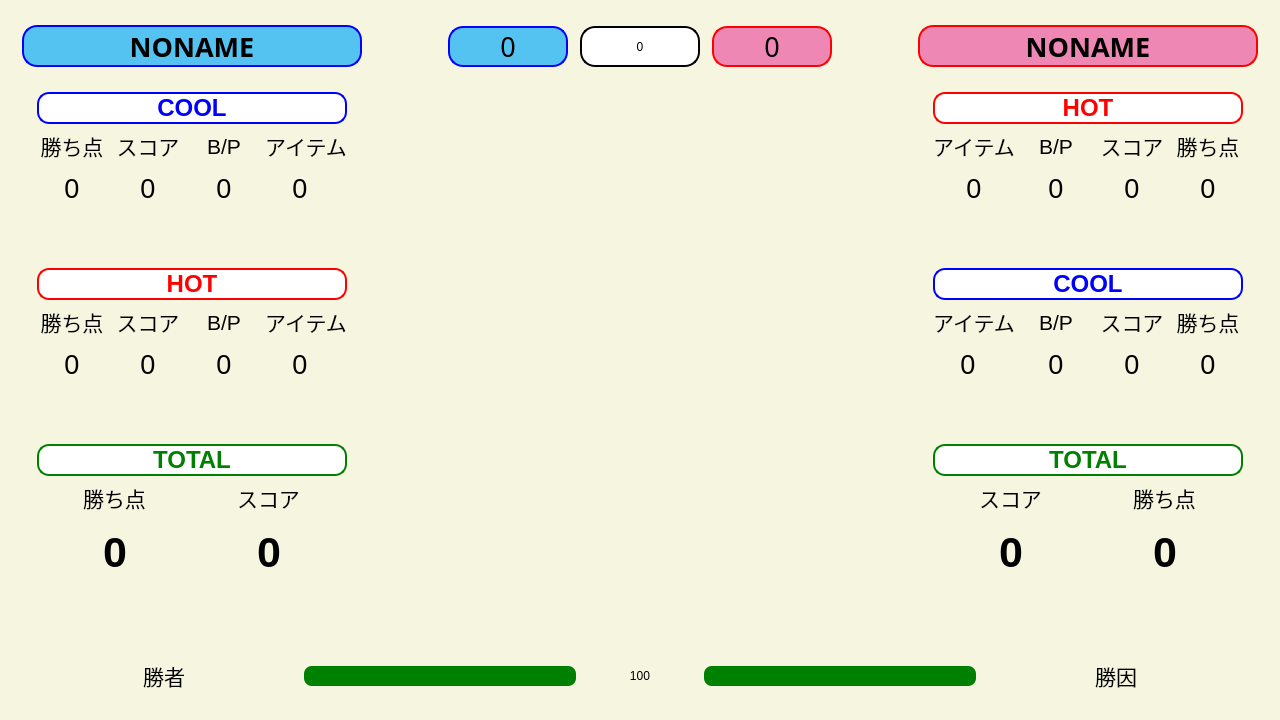
The window that src/mainwindow.ui (U15-Ichinoseki/U15-server) describes before a commit, drawn with Qt 5.
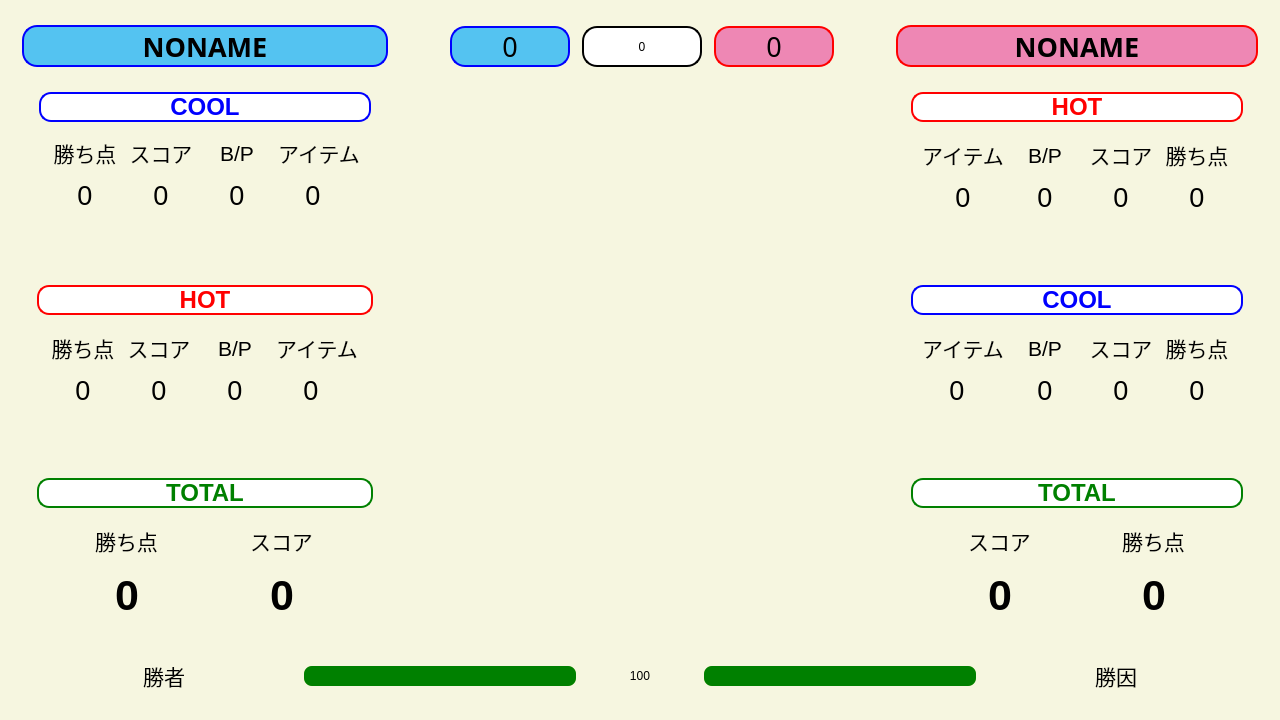
The same window after the commit. Custom widgets are drawn as their Qt base class.

Commit message: feat: メイン画面の色調整

The edit to the form file:
```diff
--- a/src/mainwindow.ui
+++ b/src/mainwindow.ui
@@ -167,18 +167,25 @@
              </property>
              <layout class="QVBoxLayout" name="verticalLayout_2">
               <item>
-               <layout class="QVBoxLayout" name="Cool_box_A">
+               <widget class="QFrame" name="Cool_box_A">
+                <property name="styleSheet">
+                 <string notr="true"/>
+                </property>
+                <layout class="QVBoxLayout" name="Cool_box_layout_A">
+                 <property name="spacing">
+                  <number>4</number>
+                 </property>
                 <property name="leftMargin">
-                 <number>4</number>
+                  <number>6</number>
                 </property>
                 <property name="topMargin">
                  <number>4</number>
                 </property>
                 <property name="rightMargin">
-                 <number>4</number>
+                  <number>6</number>
                 </property>
                 <property name="bottomMargin">
-                 <number>4</number>
+                  <number>6</number>
                 </property>
                 <item>
                  <widget class="QLabel" name="COOL_label_A">
@@ -212,7 +219,11 @@
                  </widget>
                 </item>
                 <item>
-                 <layout class="QGridLayout" name="Cool_score_grid_A">
+                  <widget class="QFrame" name="Cool_score_grid_A">
+                   <property name="styleSheet">
+                    <string notr="true">border-radius: 6px;border:none;background-color:#f6f6e0;</string>
+                   </property>
+                   <layout class="QGridLayout" name="Cool_score_grid_layout_A">
                   <item row="2" column="0">
                    <widget class="DynamicallyLabel" name="result_1_A">
                     <property name="minimumSize">
@@ -458,16 +469,19 @@
                      <string/>
                     </property>
                     <property name="alignment">
-                     <set>Qt::AlignmentFlag::AlignHCenter|Qt::AlignmentFlag::AlignTop</set>
+                       <set>Qt::AlignmentFlag::AlignCenter</set>
                     </property>
                    </widget>
                   </item>
                  </layout>
-                </item>
-               </layout>
+                  </widget>
+                 </item>
+                </layout>
+               </widget>
               </item>
               <item>
-               <layout class="QVBoxLayout" name="Hot_box_A">
+               <widget class="QFrame" name="Hot_box_A">
+                <layout class="QVBoxLayout" name="Hot_box_layout_A">
                 <property name="leftMargin">
                  <number>4</number>
                 </property>
@@ -512,7 +526,11 @@
                  </widget>
                 </item>
                 <item>
-                 <layout class="QGridLayout" name="Hot_score_grid_A">
+                  <widget class="QFrame" name="Hot_score_grid_A">
+                   <property name="styleSheet">
+                    <string notr="true">border-radius: 6px;border:none;background-color:#f6f6e0;</string>
+                   </property>
+                   <layout class="QGridLayout" name="Hot_score_grid_layout_A">
                   <item row="0" column="3">
                    <widget class="QLabel" name="item_label_A2">
                     <property name="maximumSize">
@@ -743,7 +761,7 @@
                      <string/>
                     </property>
                     <property name="alignment">
-                     <set>Qt::AlignmentFlag::AlignHCenter|Qt::AlignmentFlag::AlignTop</set>
+                       <set>Qt::AlignmentFlag::AlignCenter</set>
                     </property>
                    </widget>
                   </item>
@@ -772,11 +790,14 @@
                    </widget>
                   </item>
                  </layout>
-                </item>
-               </layout>
+                  </widget>
+                 </item>
+                </layout>
+               </widget>
               </item>
               <item>
-               <layout class="QVBoxLayout" name="Total_box_A">
+               <widget class="QFrame" name="Total_box_A">
+                <layout class="QVBoxLayout" name="Total_box_layout_A">
                 <property name="leftMargin">
                  <number>4</number>
                 </property>
@@ -821,7 +842,11 @@
                  </widget>
                 </item>
                 <item>
-                 <layout class="QGridLayout" name="Total_score_grid_A">
+                  <widget class="QFrame" name="Total_score_grid_A">
+                   <property name="styleSheet">
+                    <string notr="true">border-radius: 6px;border:none;background-color:#f6f6e0;</string>
+                   </property>
+                   <layout class="QGridLayout" name="Total_score_grid_layout_A">
                   <item row="0" column="1" alignment="Qt::AlignmentFlag::AlignHCenter">
                    <widget class="QLabel" name="score_label_A">
                     <property name="maximumSize">
@@ -935,8 +960,10 @@
                    </widget>
                   </item>
                  </layout>
-                </item>
-               </layout>
+                  </widget>
+                 </item>
+                </layout>
+               </widget>
               </item>
               <item>
                <spacer name="verticalSpacer">
@@ -1123,7 +1150,8 @@
              </property>
              <layout class="QVBoxLayout" name="verticalLayout_3">
               <item>
-               <layout class="QVBoxLayout" name="Hot_box_B">
+               <widget class="QFrame" name="Hot_box_B">
+                <layout class="QVBoxLayout" name="Hot_box_layout_B">
                 <property name="leftMargin">
                  <number>4</number>
                 </property>
@@ -1168,7 +1196,11 @@
                  </widget>
                 </item>
                 <item>
-                 <layout class="QGridLayout" name="Hot_score_grid_B">
+                  <widget class="QFrame" name="Hot_score_grid_B">
+                   <property name="styleSheet">
+                    <string notr="true">border-radius: 6px;border:none;background-color:#f6f6e0;</string>
+                   </property>
+                   <layout class="QGridLayout" name="Hot_score_grid_layout_B">
                   <item row="1" column="3">
                    <widget class="DynamicallyLabel" name="result_1_B">
                     <property name="minimumSize">
@@ -1408,16 +1440,19 @@
                      <string/>
                     </property>
                     <property name="alignment">
-                     <set>Qt::AlignmentFlag::AlignHCenter|Qt::AlignmentFlag::AlignTop</set>
+                       <set>Qt::AlignmentFlag::AlignCenter</set>
                     </property>
                    </widget>
                   </item>
                  </layout>
-                </item>
-               </layout>
+                  </widget>
+                 </item>
+                </layout>
+               </widget>
               </item>
               <item>
-               <layout class="QVBoxLayout" name="Cool_box_B">
+               <widget class="QFrame" name="Cool_box_B">
+                <layout class="QVBoxLayout" name="Cool_box_layout_B">
                 <property name="leftMargin">
                  <number>4</number>
                 </property>
@@ -1462,7 +1497,11 @@
                  </widget>
                 </item>
                 <item>
-                 <layout class="QGridLayout" name="Cool_score_grid_B">
+                  <widget class="QFrame" name="Cool_score_grid_B">
+                   <property name="styleSheet">
+                    <string notr="true">border-radius: 6px;border:none;background-color:#f6f6e0;</string>
+                   </property>
+                   <layout class="QGridLayout" name="Cool_score_grid_layout_B">
                   <item row="0" column="0">
                    <widget class="QLabel" name="item_label_B2">
                     <property name="maximumSize">
@@ -1717,16 +1756,19 @@
                      <string/>
                     </property>
                     <property name="alignment">
-                     <set>Qt::AlignmentFlag::AlignHCenter|Qt::AlignmentFlag::AlignTop</set>
+                       <set>Qt::AlignmentFlag::AlignCenter</set>
                     </property>
                    </widget>
                   </item>
                  </layout>
-                </item>
-               </layout>
+                  </widget>
+                 </item>
+                </layout>
+               </widget>
               </item>
               <item>
-               <layout class="QVBoxLayout" name="Total_box_B">
+               <widget class="QFrame" name="Total_box_B">
+                <layout class="QVBoxLayout" name="Total_box_layout_B">
                 <property name="leftMargin">
                  <number>4</number>
                 </property>
@@ -1771,7 +1813,11 @@
                  </widget>
                 </item>
                 <item>
-                 <layout class="QGridLayout" name="Total_score_grid_B">
+                  <widget class="QFrame" name="Total_score_grid_B">
+                   <property name="styleSheet">
+                    <string notr="true">border-radius: 6px;border:none;background-color:#f6f6e0;</string>
+                   </property>
+                   <layout class="QGridLayout" name="Total_score_grid_layout_B">
                   <item row="0" column="0" alignment="Qt::AlignmentFlag::AlignHCenter">
                    <widget class="QLabel" name="score_label_B">
                     <property name="maximumSize">
@@ -1885,8 +1931,10 @@
                    </widget>
                   </item>
                  </layout>
-                </item>
-               </layout>
+                  </widget>
+                 </item>
+                </layout>
+               </widget>
               </item>
               <item>
                <spacer name="verticalSpacer_2">
```
Lines whose indentation alone changed are shown as unchanged. The commit also changes 2 other files.
